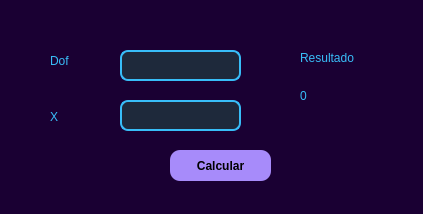
Before: the Qt Designer form gui/ventana_psp_2.ui in yurandcontreras67-b/yurandArmando, drawn with Qt 5.
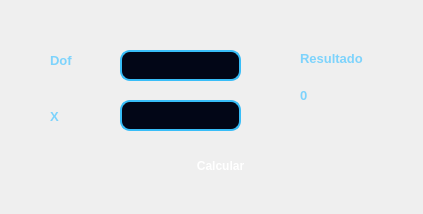
After: the same form once the commit is applied.

What changed in the file:
```diff
--- a/gui/ventana_psp_2.ui
+++ b/gui/ventana_psp_2.ui
@@ -15,47 +15,84 @@
   </property>
   <property name="styleSheet">
    <string notr="true">QDialog {
-    background-color: #1a0033;
+    background: qlineargradient(
+        spread:pad,
+        x1:0, y1:0, x2:1, y2:1,
+        stop:0 #0f172a,
+        stop:1 #1e1b4b
+    );
 }
 
+/* Etiquetas generales */
 QLabel {
-    color: #38bdf8;
-    font-size: 12px;
+    color: #7dd3fc;
+    font-size: 13px;
+    font-weight: 500;
 }
 
+/* Campos de texto */
 QLineEdit {
-    background-color: #1e293b;
+    background-color: #020617;
     border: 2px solid #38bdf8;
-    border-radius: 8px;
-    padding: 5px;
-    color: white;
-}
-
-QPushButton {
-    background-color: #a78bfa;
-    color: black;
     border-radius: 10px;
     padding: 6px;
+    color: #e2e8f0;
+    selection-background-color: #38bdf8;
+    selection-color: black;
+}
+
+QLineEdit:focus {
+    border: 2px solid #a78bfa;
+    background-color: #020617;
+}
+
+/* Botones */
+QPushButton {
+    background: qlineargradient(
+        spread:pad,
+        x1:0, y1:0, x2:1, y2:0,
+        stop:0 #a78bfa,
+        stop:1 #6366f1
+    );
+    color: white;
+    border-radius: 12px;
+    padding: 8px;
     font-weight: bold;
+    border: none;
 }
 
 QPushButton:hover {
     background-color: #8b5cf6;
 }
 
+QPushButton:pressed {
+    background-color: #4f46e5;
+}
+
+/* Labels destacados */
 QLabel#label_B0,
 QLabel#label_B1,
 QLabel#label_r,
 QLabel#label_r2,
 QLabel#label_yk {
-    background-color: #1e293b;
+    background-color: #020617;
     border: 2px solid #38bdf8;
-    border-radius: 6px;
-    padding: 4px;
-    color: #facc15;
+    border-radius: 8px;
+    padding: 6px;
+    color: #fde047;
     font-weight: bold;
+    font-size: 13px;
 }
-</string>
+
+/* Efecto tipo &quot;tarjeta&quot; */
+QLabel#label_B0:hover,
+QLabel#label_B1:hover,
+QLabel#label_r:hover,
+QLabel#label_r2:hover,
+QLabel#label_yk:hover {
+    border: 2px solid #a78bfa;
+    background-color: #0f172a;
+}</string>
   </property>
   <widget class="QLabel" name="label">
    <property name="geometry">
@@ -82,6 +119,8 @@
    <property name="font">
     <font>
      <pointsize>-1</pointsize>
+     <weight>62</weight>
+     <bold>true</bold>
     </font>
    </property>
    <property name="text">
@@ -126,7 +165,7 @@
     <rect>
      <x>300</x>
      <y>50</y>
-     <width>61</width>
+     <width>81</width>
      <height>16</height>
     </rect>
    </property>
@@ -146,6 +185,8 @@
    <property name="font">
     <font>
      <pointsize>-1</pointsize>
+     <weight>62</weight>
+     <bold>true</bold>
     </font>
    </property>
    <property name="text">
```
Left out of the diff: 7 changed lines with no effect on the pictures.
